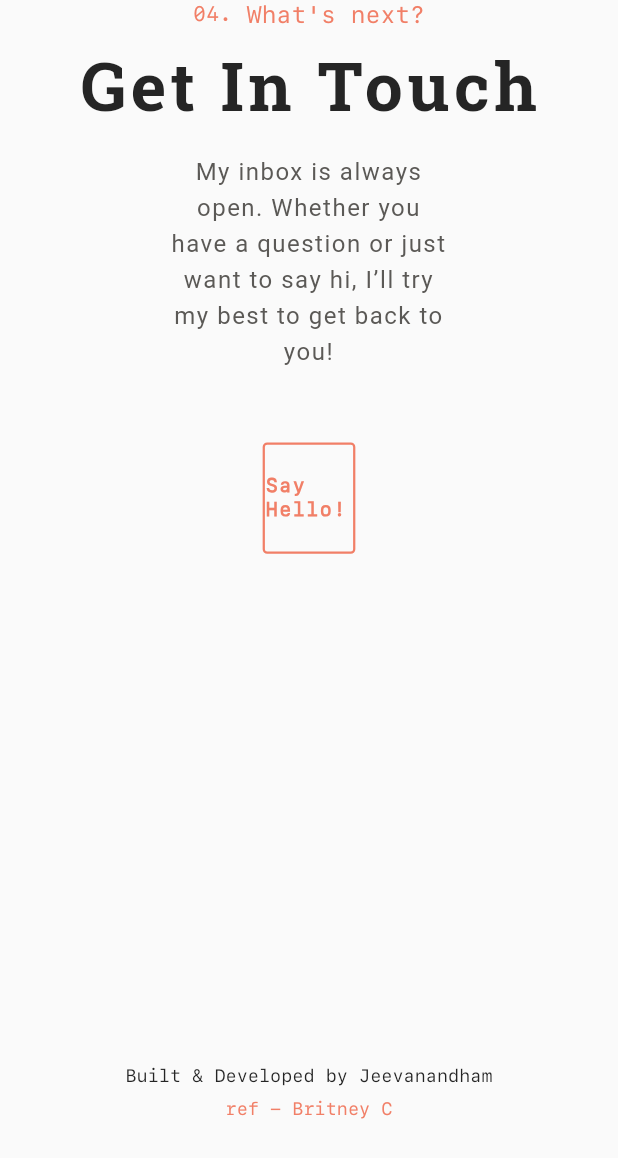
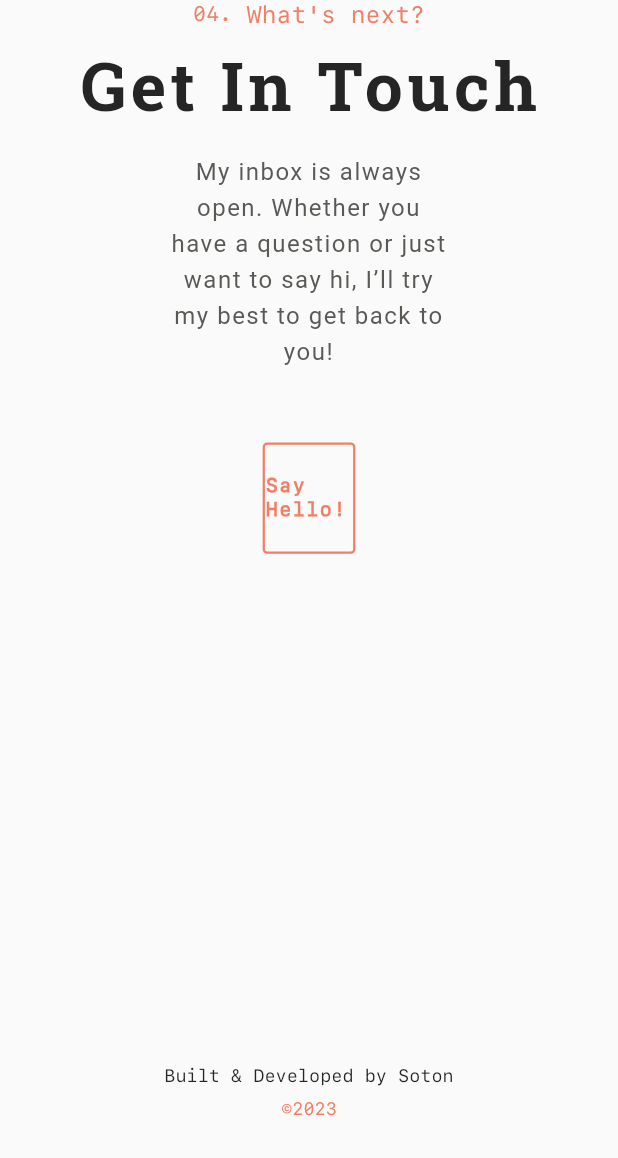
Before and after one commit to soton371/Portfolio-soton, a Flutter app: the ContactTab widget shown alone on an empty page, opened directly, on a phone screen of 412 x 824 dp. Shown: the top 1158 px of the screen. Run offline on Flutter 3.47's test engine with Material 2 defaults, Android fonts, the light colour scheme and no system bars; our stand-ins replace flutter_advanced_drawer, flutter_riverpod, flutter_svg, google_fonts, iconsax, scroll_to_index.

Commit message:
copy write

```diff
--- a/lib/view/contact/contactTab.dart
+++ b/lib/view/contact/contactTab.dart
@@ -117,7 +117,7 @@ class _ContactTabState extends State<ContactTab> {
           Column(
             children: [
               Text(
-                '''Built & Developed by Jeevanandham''',
+                '''Built & Developed by Soton''',
                 style: TextStyle(
                     color: AppColors().textColor,
                     fontSize: 12,
@@ -126,7 +126,7 @@ class _ContactTabState extends State<ContactTab> {
               Padding(
                 padding: const EdgeInsets.all(8.0),
                 child: Text(
-                  '''ref - Britney C''',
+                  '''©2023''',
                   style: TextStyle(
                       color: AppColors().neonColor,
                       fontSize: 12,
```
